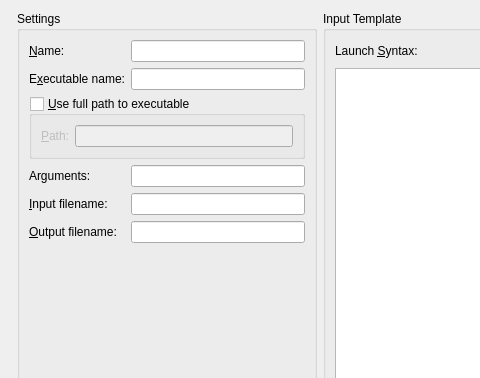
OpenChemistry/molequeue, file molequeue/ui/programconfiguredialog.ui: the form before one commit; both pictures show x 0 to 480 and y 0 to 378 of the 986 by 546 pixel window.
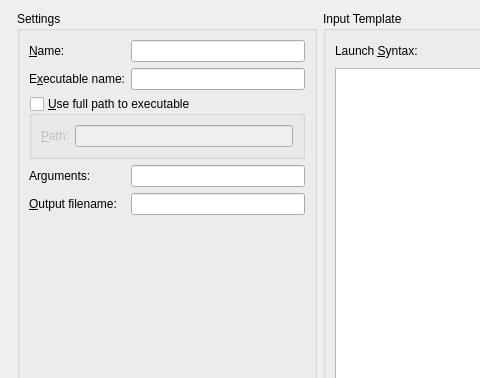
The form after the commit.

Commit message:
Remove input file property from Program.
MoleQueue will now use the filename in Job::inputFile for
the input filename.

The edit to the form file:
```diff
--- a/molequeue/ui/programconfiguredialog.ui
+++ b/molequeue/ui/programconfiguredialog.ui
@@ -192,19 +192,6 @@
          <widget class="QLineEdit" name="edit_arguments"/>
         </item>
         <item row="4" column="0">
-         <widget class="QLabel" name="label_5">
-          <property name="text">
-           <string>&amp;Input filename:</string>
-          </property>
-          <property name="buddy">
-           <cstring>edit_inputFilename</cstring>
-          </property>
-         </widget>
-        </item>
-        <item row="4" column="1">
-         <widget class="QLineEdit" name="edit_inputFilename"/>
-        </item>
-        <item row="5" column="0">
          <widget class="QLabel" name="label_6">
           <property name="text">
            <string>&amp;Output filename:</string>
@@ -214,7 +201,7 @@
           </property>
          </widget>
         </item>
-        <item row="5" column="1">
+        <item row="4" column="1">
          <widget class="QLineEdit" name="edit_outputFilename"/>
         </item>
        </layout>
```
Left out of the diff: 1 changed line with no effect on the pictures. The commit also changes 9 other files.
